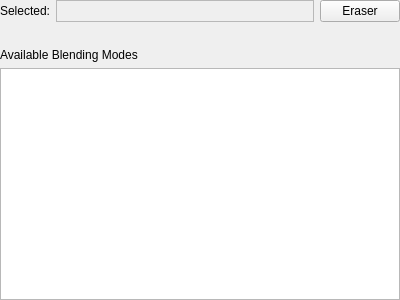
The window that plugins/paintops/libpaintop/forms/wdgCompositeOpOption.ui (KDE/krita) describes before a commit, drawn with Qt 5.
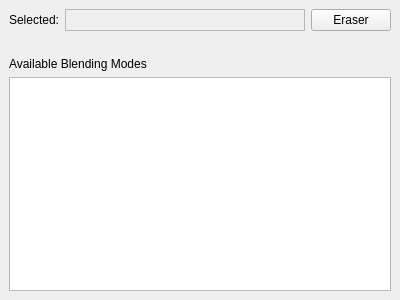
The same window after the commit. Custom widgets are drawn as their Qt base class.

Commit message: add margin around blending mode setting area

What changed in the file:
```diff
--- a/plugins/paintops/libpaintop/forms/wdgCompositeOpOption.ui
+++ b/plugins/paintops/libpaintop/forms/wdgCompositeOpOption.ui
@@ -12,16 +12,16 @@
   </property>
   <layout class="QVBoxLayout" name="verticalLayout">
    <property name="leftMargin">
-    <number>0</number>
+    <number>9</number>
    </property>
    <property name="topMargin">
-    <number>0</number>
+    <number>9</number>
    </property>
    <property name="rightMargin">
-    <number>0</number>
+    <number>9</number>
    </property>
    <property name="bottomMargin">
-    <number>0</number>
+    <number>9</number>
    </property>
    <item>
     <layout class="QHBoxLayout" name="horizontalLayout">
```
